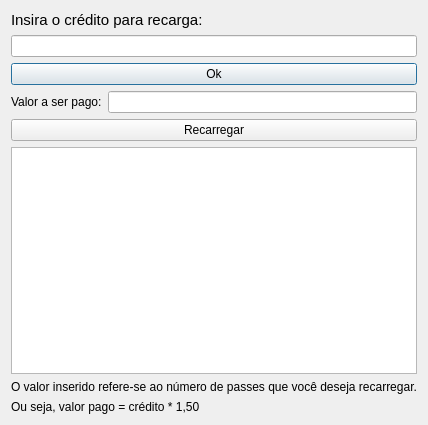
Above: ControleAcessoRU/recharge.ui from EEL7323/rocket before the change. Below: the same form after it.
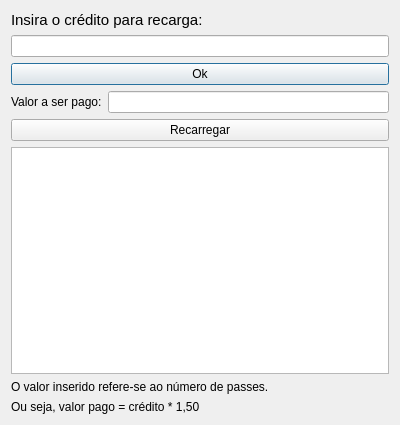
That is the form after the change.

```diff
--- a/ControleAcessoRU/recharge.ui
+++ b/ControleAcessoRU/recharge.ui
@@ -63,7 +63,7 @@
    <item>
     <widget class="QLabel" name="label_2">
      <property name="text">
-      <string>O valor inserido refere-se ao número de passes que você deseja recarregar.</string>
+      <string>O valor inserido refere-se ao número de passes.</string>
      </property>
     </widget>
    </item>
```
Left out of the diff: 2 changed lines with no effect on the pictures.
